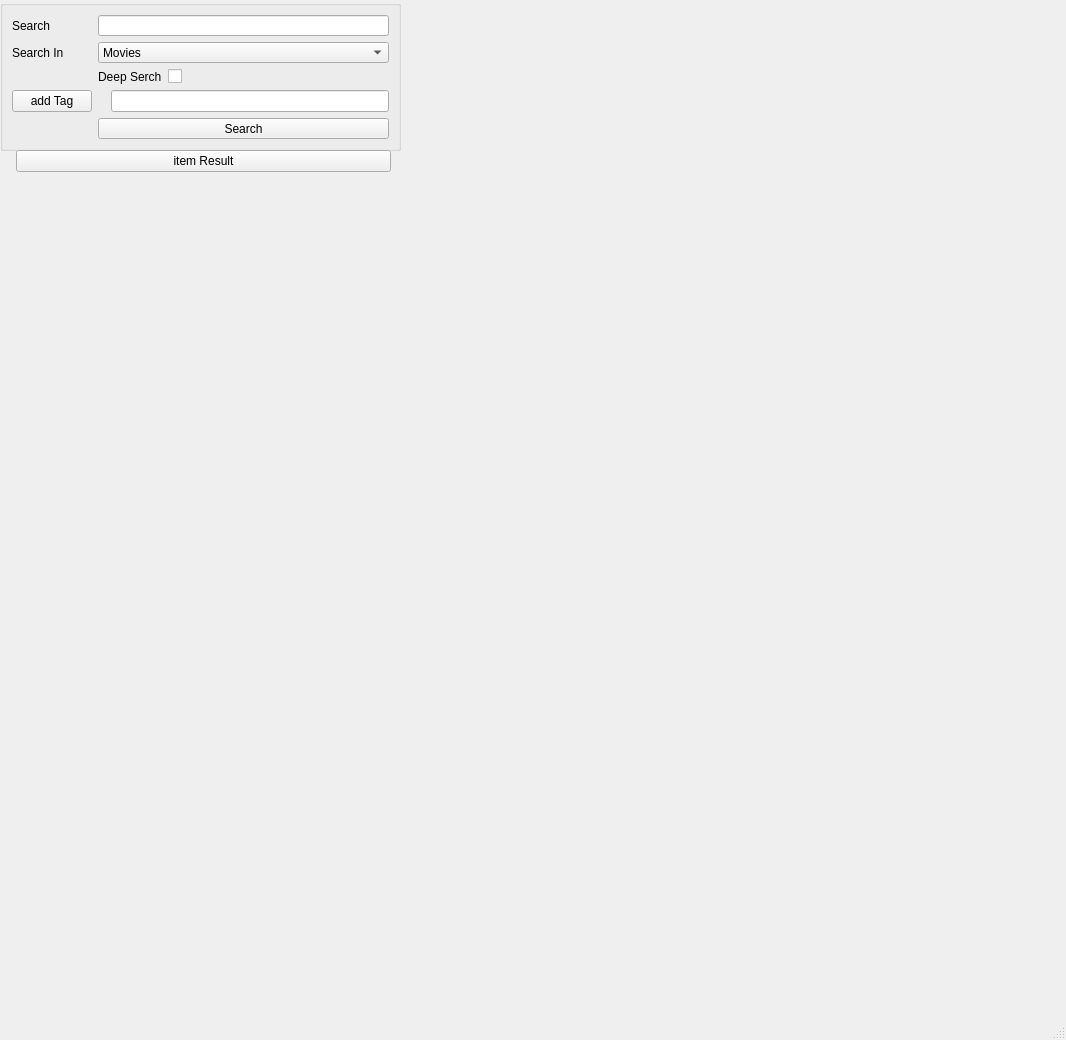
The window that ui/menuBeta.ui (Stelmaszv/video-collector-v2) describes before a commit, drawn with Qt 5.
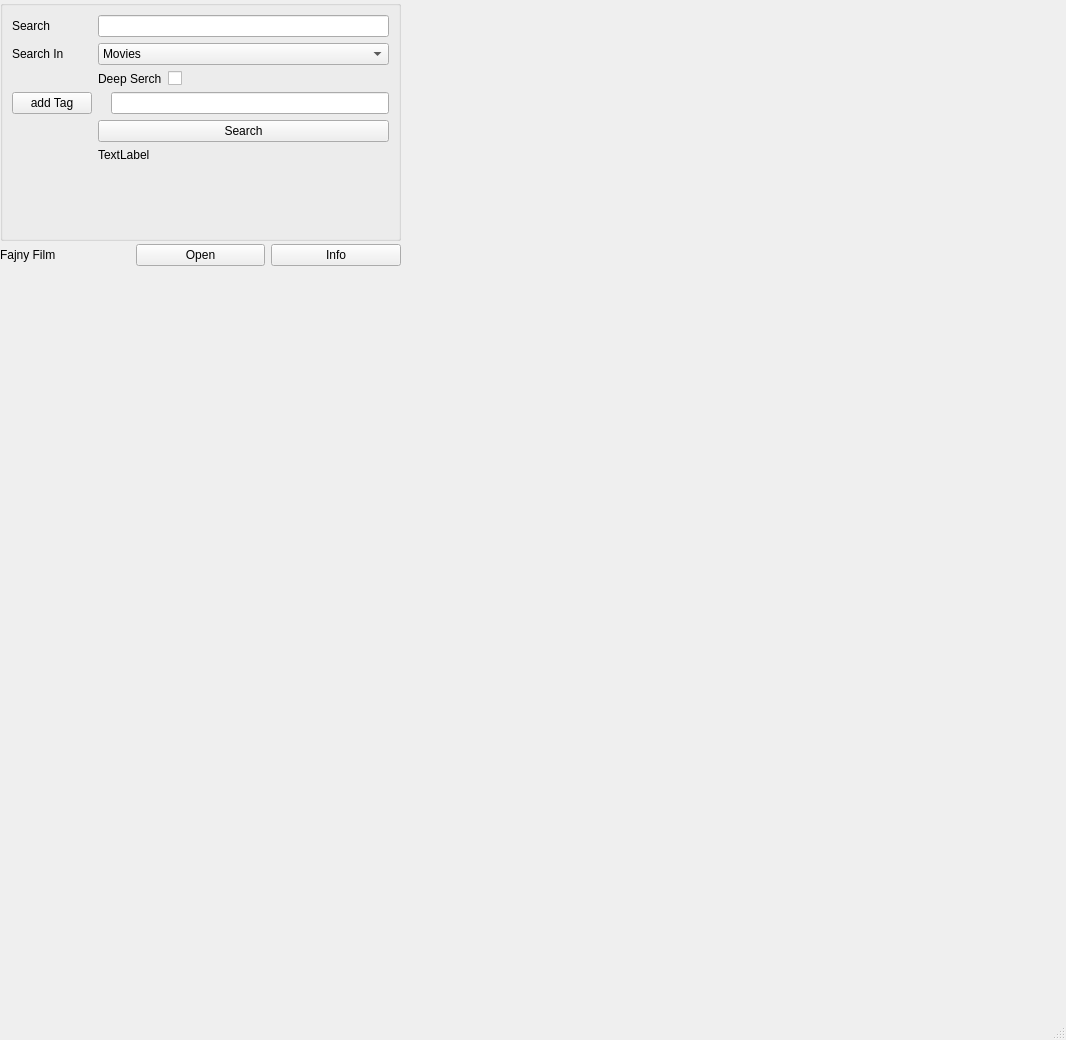
The same window after the commit.

Commit message: new ui and pagination for results

Diff of the .ui file:
```diff
--- a/ui/menuBeta.ui
+++ b/ui/menuBeta.ui
@@ -20,7 +20,7 @@
       <x>0</x>
       <y>0</y>
       <width>401</width>
-      <height>151</height>
+      <height>241</height>
      </rect>
     </property>
     <layout class="QFormLayout" name="formLayout">
@@ -102,22 +102,47 @@
        </property>
       </widget>
      </item>
+     <item row="6" column="1">
+      <layout class="QGridLayout" name="TagsGrid">
+       <item row="0" column="0">
+        <widget class="QLabel" name="tagItem">
+         <property name="text">
+          <string>TextLabel</string>
+         </property>
+        </widget>
+       </item>
+      </layout>
+     </item>
     </layout>
    </widget>
    <widget class="QWidget" name="formLayoutWidget_2">
     <property name="geometry">
      <rect>
-      <x>10</x>
-      <y>150</y>
-      <width>381</width>
-      <height>841</height>
+      <x>0</x>
+      <y>240</y>
+      <width>401</width>
+      <height>31</height>
      </rect>
     </property>
-    <layout class="QFormLayout" name="formLayout_3">
-     <item row="1" column="1">
-      <widget class="QPushButton" name="pushButton_2">
+    <layout class="QGridLayout" name="Searchlist">
+     <item row="0" column="3">
+      <widget class="QPushButton" name="SearchOpen">
        <property name="text">
-        <string>item Result</string>
+        <string>Open</string>
+       </property>
+      </widget>
+     </item>
+     <item row="0" column="4">
+      <widget class="QPushButton" name="searchInfo">
+       <property name="text">
+        <string>Info</string>
+       </property>
+      </widget>
+     </item>
+     <item row="0" column="1">
+      <widget class="QLabel" name="searchName">
+       <property name="text">
+        <string>Fajny Film</string>
        </property>
       </widget>
      </item>
```
Left out of the diff: 14 changed lines with no effect on the pictures. The commit also changes 1 other file.
